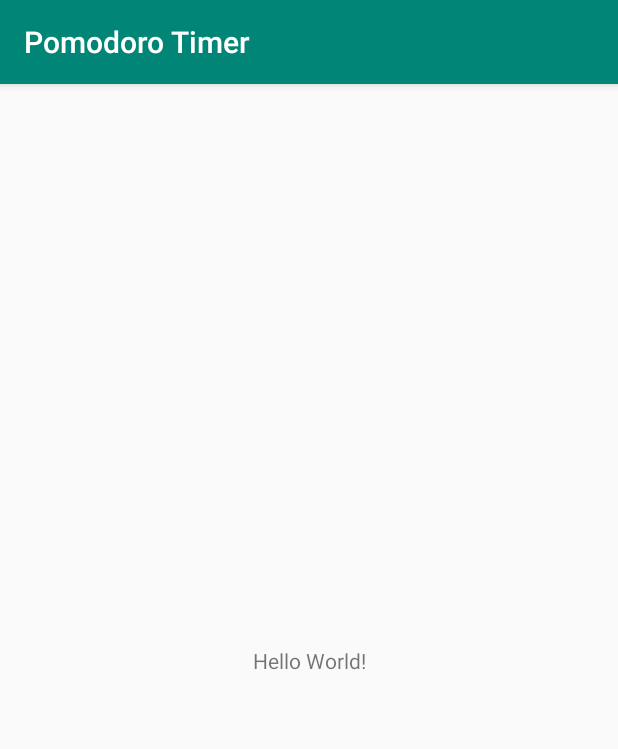
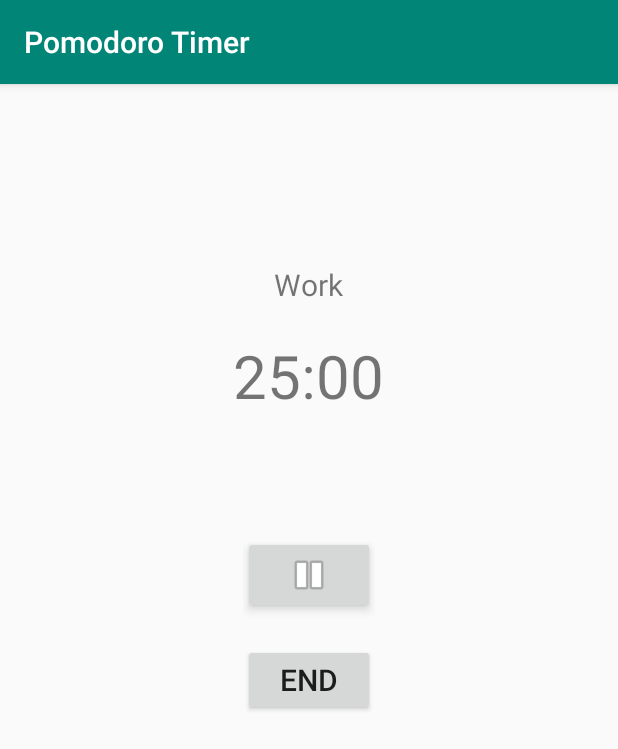
Before and after one commit to broadfootmi/pomodoro, an Android app: the screen it shows after launch (MainActivity), on a phone screen of 412 x 824 dp. Shown: the top 749 px of the screen. Run offline under Robolectric (Android 15) with nearby library versions, the light colour scheme and no system bars.

Commit message:
add main activity layout

```diff
--- a/app/src/main/res/layout/activity_main.xml
+++ b/app/src/main/res/layout/activity_main.xml
@@ -1,5 +1,5 @@
 <?xml version="1.0" encoding="utf-8"?>
-<androidx.constraintlayout.widget.ConstraintLayout
+<RelativeLayout
     xmlns:android="http://schemas.android.com/apk/res/android"
     xmlns:app="http://schemas.android.com/apk/res-auto"
     xmlns:tools="http://schemas.android.com/tools"
@@ -8,12 +8,48 @@
     tools:context=".MainActivity">
 
     <TextView
+        android:id="@+id/timerLabelTextView"
         android:layout_width="wrap_content"
         android:layout_height="wrap_content"
-        android:text="Hello World!"
-        app:layout_constraintBottom_toBottomOf="parent"
-        app:layout_constraintLeft_toLeftOf="parent"
-        app:layout_constraintRight_toRightOf="parent"
-        app:layout_constraintTop_toTopOf="parent" />
+        android:text="Work"
+        android:textSize="20sp"
+        android:layout_centerHorizontal="true"
+        android:layout_marginTop="120dp"/>
 
-</androidx.constraintlayout.widget.ConstraintLayout>
+    <TextView
+        android:id="@+id/timerTextView"
+        android:layout_width="wrap_content"
+        android:layout_height="wrap_content"
+        android:text="25:00"
+        android:textSize="40sp"
+        android:layout_centerHorizontal="true"
+        android:layout_marginTop="20dp"
+        android:layout_below="@id/timerLabelTextView"/>
+
+    <LinearLayout
+        android:id="@+id/buttonsLinearLayout"
+        android:layout_width="wrap_content"
+        android:layout_height="wrap_content"
+        android:layout_below="@id/timerTextView"
+        android:layout_centerHorizontal="true"
+        android:layout_marginTop="80dp"
+        android:orientation="vertical">
+
+        <ImageButton
+            android:id="@+id/pauseTimerImageButton"
+            android:layout_width="match_parent"
+            android:layout_height="wrap_content"
+            app:srcCompat="@android:drawable/ic_media_pause"
+            android:elevation="4dp"/>
+
+        <Button
+            android:id="@+id/endTimerButton"
+            android:layout_width="match_parent"
+            android:layout_height="wrap_content"
+            android:text="End"
+            android:textSize="20sp"
+            android:layout_marginTop="20dp"
+            android:elevation="4dp" />
+    </LinearLayout>
+
+</RelativeLayout>
```
